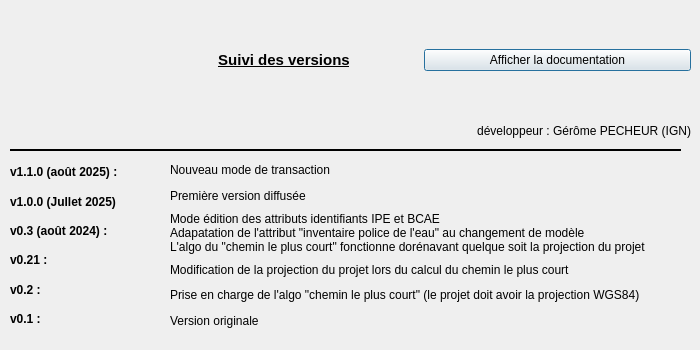
Qt form aproposde.ui (IGNF/assistant-hydro-DDT65-qgis-plugin) before a commit.
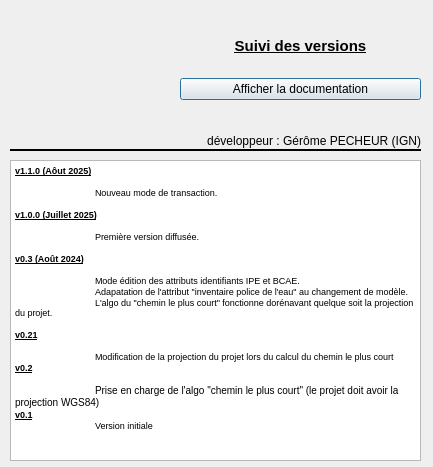
The same form after that commit. Icons and pictures are not drawn.

What changed in the file:
```diff
--- a/aproposde.ui
+++ b/aproposde.ui
@@ -6,20 +6,20 @@
    <rect>
     <x>0</x>
     <y>0</y>
-    <width>700</width>
-    <height>350</height>
+    <width>433</width>
+    <height>467</height>
    </rect>
   </property>
   <property name="minimumSize">
    <size>
-    <width>700</width>
-    <height>350</height>
+    <width>433</width>
+    <height>467</height>
    </size>
   </property>
   <property name="maximumSize">
    <size>
-    <width>700</width>
-    <height>350</height>
+    <width>433</width>
+    <height>467</height>
    </size>
   </property>
   <property name="windowTitle">
@@ -29,171 +29,12 @@
    <iconset>
     <normaloff>icons/icon_principal.PNG</normaloff>icons/icon_principal.PNG</iconset>
   </property>
-  <widget class="QWidget" name="verticalLayoutWidget">
-   <property name="geometry">
-    <rect>
-     <x>10</x>
-     <y>160</y>
-     <width>151</width>
-     <height>171</height>
-    </rect>
-   </property>
-   <layout class="QVBoxLayout" name="verticalLayout">
-    <item>
-     <widget class="QLabel" name="label_14">
-      <property name="text">
-       <string>&lt;html&gt;&lt;head/&gt;&lt;body&gt;&lt;p&gt;&lt;span style=&quot; font-weight:600;&quot;&gt;v1.1.0 (août 2025) :&lt;/span&gt;&lt;/p&gt;&lt;/body&gt;&lt;/html&gt;</string>
-      </property>
-     </widget>
-    </item>
-    <item>
-     <widget class="QLabel" name="label_11">
-      <property name="font">
-       <font>
-        <weight>75</weight>
-        <bold>true</bold>
-       </font>
-      </property>
-      <property name="text">
-       <string>v1.0.0 (Jullet 2025)</string>
-      </property>
-     </widget>
-    </item>
-    <item>
-     <widget class="QLabel" name="label_8">
-      <property name="text">
-       <string>&lt;html&gt;&lt;head/&gt;&lt;body&gt;&lt;p&gt;&lt;span style=&quot; font-weight:600;&quot;&gt;v0.3 (août 2024) :&lt;/span&gt;&lt;/p&gt;&lt;/body&gt;&lt;/html&gt;</string>
-      </property>
-     </widget>
-    </item>
-    <item>
-     <widget class="QLabel" name="label_6">
-      <property name="text">
-       <string>&lt;html&gt;&lt;head/&gt;&lt;body&gt;&lt;p&gt;&lt;span style=&quot; font-weight:600;&quot;&gt;v0.21 :&lt;/span&gt;&lt;/p&gt;&lt;/body&gt;&lt;/html&gt;</string>
-      </property>
-     </widget>
-    </item>
-    <item>
-     <widget class="QLabel" name="label_2">
-      <property name="text">
-       <string>&lt;html&gt;&lt;head/&gt;&lt;body&gt;&lt;p&gt;&lt;span style=&quot; font-weight:600;&quot;&gt;v0.2 :&lt;/span&gt;&lt;/p&gt;&lt;/body&gt;&lt;/html&gt;</string>
-      </property>
-     </widget>
-    </item>
-    <item>
-     <widget class="QLabel" name="label_4">
-      <property name="text">
-       <string>&lt;html&gt;&lt;head/&gt;&lt;body&gt;&lt;p&gt;&lt;span style=&quot; font-weight:600;&quot;&gt;v0.1 :&lt;/span&gt;&lt;/p&gt;&lt;/body&gt;&lt;/html&gt;</string>
-      </property>
-     </widget>
-    </item>
-   </layout>
-  </widget>
-  <widget class="QWidget" name="verticalLayoutWidget_2">
-   <property name="geometry">
-    <rect>
-     <x>170</x>
-     <y>160</y>
-     <width>521</width>
-     <height>171</height>
-    </rect>
-   </property>
-   <layout class="QVBoxLayout" name="verticalLayout_2">
-    <item>
-     <widget class="QLabel" name="label_15">
-      <property name="text">
-       <string>Nouveau mode de transaction </string>
-      </property>
-     </widget>
-    </item>
-    <item>
-     <widget class="QLabel" name="label_12">
-      <property name="text">
-       <string>Première version diffusée</string>
-      </property>
-     </widget>
-    </item>
-    <item>
-     <widget class="QLabel" name="label_7">
-      <property name="text">
-       <string>Mode édition des attributs identifiants IPE et BCAE 
-Adapatation de l'attribut &quot;inventaire police de l'eau&quot; au changement de modèle
-L'algo du &quot;chemin le plus court&quot; fonctionne dorénavant quelque soit la projection du projet</string>
-      </property>
-     </widget>
-    </item>
-    <item>
-     <widget class="QLabel" name="label_9">
-      <property name="text">
-       <string>Modification de la projection du projet lors du calcul du chemin le plus court</string>
-      </property>
-     </widget>
-    </item>
-    <item>
-     <widget class="QLabel" name="label_5">
-      <property name="styleSheet">
-       <string notr="true"/>
-      </property>
-      <property name="text">
-       <string>&lt;html&gt;&lt;head/&gt;&lt;body&gt;&lt;p&gt;Prise en charge de l'algo &amp;quot;chemin le plus court&amp;quot; (le projet doit avoir la projection WGS84)&lt;/p&gt;&lt;/body&gt;&lt;/html&gt;</string>
-      </property>
-      <property name="textFormat">
-       <enum>Qt::RichText</enum>
-      </property>
-     </widget>
-    </item>
-    <item>
-     <widget class="QLabel" name="label_3">
-      <property name="text">
-       <string>Version originale</string>
-      </property>
-     </widget>
-    </item>
-   </layout>
-  </widget>
-  <widget class="QWidget" name="horizontalLayoutWidget">
-   <property name="geometry">
-    <rect>
-     <x>150</x>
-     <y>10</y>
-     <width>541</width>
-     <height>101</height>
-    </rect>
-   </property>
-   <layout class="QHBoxLayout" name="horizontalLayout">
-    <item>
-     <widget class="QLabel" name="label">
-      <property name="font">
-       <font>
-        <pointsize>11</pointsize>
-        <weight>75</weight>
-        <bold>true</bold>
-        <underline>true</underline>
-       </font>
-      </property>
-      <property name="text">
-       <string>&lt;html&gt;&lt;head/&gt;&lt;body&gt;&lt;p&gt;Suivi des versions&lt;/p&gt;&lt;/body&gt;&lt;/html&gt;</string>
-      </property>
-      <property name="alignment">
-       <set>Qt::AlignCenter</set>
-      </property>
-     </widget>
-    </item>
-    <item>
-     <widget class="QPushButton" name="pushButtonAffichedoc">
-      <property name="text">
-       <string>Afficher la documentation</string>
-      </property>
-     </widget>
-    </item>
-   </layout>
-  </widget>
   <widget class="Line" name="line">
    <property name="geometry">
     <rect>
      <x>10</x>
      <y>140</y>
-     <width>671</width>
+     <width>411</width>
      <height>20</height>
     </rect>
    </property>
@@ -229,9 +70,9 @@
   <widget class="QLabel" name="label_13">
    <property name="geometry">
     <rect>
-     <x>430</x>
-     <y>120</y>
-     <width>261</width>
+     <x>120</x>
+     <y>130</y>
+     <width>301</width>
      <height>21</height>
     </rect>
    </property>
@@ -242,6 +83,82 @@
     <set>Qt::AlignRight|Qt::AlignTrailing|Qt::AlignVCenter</set>
    </property>
   </widget>
+  <widget class="QWidget" name="verticalLayoutWidget_3">
+   <property name="geometry">
+    <rect>
+     <x>180</x>
+     <y>20</y>
+     <width>241</width>
+     <height>80</height>
+    </rect>
+   </property>
+   <layout class="QVBoxLayout" name="verticalLayout_3">
+    <item>
+     <widget class="QLabel" name="label">
+      <property name="font">
+       <font>
+        <pointsize>11</pointsize>
+        <weight>75</weight>
+        <bold>true</bold>
+        <underline>true</underline>
+       </font>
+      </property>
+      <property name="text">
+       <string>&lt;html&gt;&lt;head/&gt;&lt;body&gt;&lt;p&gt;Suivi des versions&lt;/p&gt;&lt;/body&gt;&lt;/html&gt;</string>
+      </property>
+      <property name="alignment">
+       <set>Qt::AlignCenter</set>
+      </property>
+     </widget>
+    </item>
+    <item>
+     <widget class="QPushButton" name="pushButtonAffichedoc">
+      <property name="text">
+       <string>Afficher la documentation</string>
+      </property>
+     </widget>
+    </item>
+   </layout>
+  </widget>
+  <widget class="QTextEdit" name="textEdit">
+   <property name="geometry">
+    <rect>
+     <x>10</x>
+     <y>160</y>
+     <width>411</width>
+     <height>301</height>
+    </rect>
+   </property>
+   <property name="html">
+    <string>&lt;!DOCTYPE HTML PUBLIC &quot;-//W3C//DTD HTML 4.0//EN&quot; &quot;http://www.w3.org/TR/REC-html40/strict.dtd&quot;&gt;
+&lt;html&gt;&lt;head&gt;&lt;meta name=&quot;qrichtext&quot; content=&quot;1&quot; /&gt;&lt;style type=&quot;text/css&quot;&gt;
+p, li { white-space: pre-wrap; }
+&lt;/style&gt;&lt;/head&gt;&lt;body style=&quot; font-family:'MS Shell Dlg 2'; font-size:7.8pt; font-weight:400; font-style:normal;&quot;&gt;
+&lt;p style=&quot; margin-top:0px; margin-bottom:0px; margin-left:0px; margin-right:0px; -qt-block-indent:0; text-indent:0px;&quot;&gt;&lt;span style=&quot; font-size:7pt; font-weight:600; text-decoration: underline;&quot;&gt;v1.1.0 (Aôut 2025)&lt;/span&gt;&lt;/p&gt;
+&lt;p style=&quot;-qt-paragraph-type:empty; margin-top:0px; margin-bottom:0px; margin-left:0px; margin-right:0px; -qt-block-indent:0; text-indent:0px; font-size:7pt; font-weight:600; text-decoration: underline;&quot;&gt;&lt;br /&gt;&lt;/p&gt;
+&lt;p style=&quot; margin-top:0px; margin-bottom:0px; margin-left:0px; margin-right:0px; -qt-block-indent:0; text-indent:0px;&quot;&gt;&lt;span style=&quot; font-size:7pt;&quot;&gt;	Nouveau mode de transaction.&lt;/span&gt;&lt;/p&gt;
+&lt;p style=&quot;-qt-paragraph-type:empty; margin-top:0px; margin-bottom:0px; margin-left:0px; margin-right:0px; -qt-block-indent:0; text-indent:0px; font-size:7pt;&quot;&gt;&lt;br /&gt;&lt;/p&gt;
+&lt;p style=&quot; margin-top:0px; margin-bottom:0px; margin-left:0px; margin-right:0px; -qt-block-indent:0; text-indent:0px;&quot;&gt;&lt;span style=&quot; font-size:7pt; font-weight:600; text-decoration: underline;&quot;&gt;v1.0.0 (Juillet 2025)&lt;/span&gt;&lt;/p&gt;
+&lt;p style=&quot;-qt-paragraph-type:empty; margin-top:0px; margin-bottom:0px; margin-left:0px; margin-right:0px; -qt-block-indent:0; text-indent:0px; font-size:7pt; font-weight:600; text-decoration: underline;&quot;&gt;&lt;br /&gt;&lt;/p&gt;
+&lt;p style=&quot; margin-top:0px; margin-bottom:0px; margin-left:0px; margin-right:0px; -qt-block-indent:0; text-indent:0px;&quot;&gt;&lt;span style=&quot; font-size:7pt;&quot;&gt;	Première version diffusée.&lt;/span&gt;&lt;/p&gt;
+&lt;p style=&quot;-qt-paragraph-type:empty; margin-top:0px; margin-bottom:0px; margin-left:0px; margin-right:0px; -qt-block-indent:0; text-indent:0px; font-size:7pt;&quot;&gt;&lt;br /&gt;&lt;/p&gt;
+&lt;p style=&quot; margin-top:0px; margin-bottom:0px; margin-left:0px; margin-right:0px; -qt-block-indent:0; text-indent:0px;&quot;&gt;&lt;span style=&quot; font-size:7pt; font-weight:600; text-decoration: underline;&quot;&gt;v0.3 (Août 2024)&lt;/span&gt;&lt;/p&gt;
+&lt;p style=&quot;-qt-paragraph-type:empty; margin-top:0px; margin-bottom:0px; margin-left:0px; margin-right:0px; -qt-block-indent:0; text-indent:0px; font-size:7pt; font-weight:600; text-decoration: underline;&quot;&gt;&lt;br /&gt;&lt;/p&gt;
+&lt;p style=&quot; margin-top:0px; margin-bottom:0px; margin-left:0px; margin-right:0px; -qt-block-indent:0; text-indent:0px;&quot;&gt;&lt;span style=&quot; font-size:7pt;&quot;&gt;	Mode édition des attributs identifiants IPE et BCAE.&lt;/span&gt;&lt;/p&gt;
+&lt;p style=&quot; margin-top:0px; margin-bottom:0px; margin-left:0px; margin-right:0px; -qt-block-indent:0; text-indent:0px;&quot;&gt;&lt;span style=&quot; font-size:7pt;&quot;&gt;	Adapatation de l'attribut &amp;quot;inventaire police de l'eau&amp;quot; au changement de modèle.&lt;/span&gt;&lt;/p&gt;
+&lt;p style=&quot; margin-top:0px; margin-bottom:0px; margin-left:0px; margin-right:0px; -qt-block-indent:0; text-indent:0px;&quot;&gt;&lt;span style=&quot; font-size:7pt;&quot;&gt;	L'algo du &amp;quot;chemin le plus court&amp;quot; fonctionne dorénavant quelque soit la projection du projet.&lt;/span&gt;&lt;/p&gt;
+&lt;p style=&quot; margin-top:0px; margin-bottom:0px; margin-left:0px; margin-right:0px; -qt-block-indent:0; text-indent:0px;&quot;&gt;&lt;span style=&quot; font-size:7pt;&quot;&gt;	&lt;/span&gt;&lt;/p&gt;
+&lt;p style=&quot; margin-top:0px; margin-bottom:0px; margin-left:0px; margin-right:0px; -qt-block-indent:0; text-indent:0px;&quot;&gt;&lt;span style=&quot; font-size:7pt; font-weight:600; text-decoration: underline;&quot;&gt;v0.21&lt;/span&gt;&lt;/p&gt;
+&lt;p style=&quot;-qt-paragraph-type:empty; margin-top:0px; margin-bottom:0px; margin-left:0px; margin-right:0px; -qt-block-indent:0; text-indent:0px; font-size:7pt; font-weight:600; text-decoration: underline;&quot;&gt;&lt;br /&gt;&lt;/p&gt;
+&lt;p style=&quot; margin-top:0px; margin-bottom:0px; margin-left:0px; margin-right:0px; -qt-block-indent:0; text-indent:0px;&quot;&gt;&lt;span style=&quot; font-size:7pt;&quot;&gt;	Modification de la projection du projet lors du calcul du chemin le plus court&lt;/span&gt;&lt;/p&gt;
+&lt;p style=&quot; margin-top:0px; margin-bottom:0px; margin-left:0px; margin-right:0px; -qt-block-indent:0; text-indent:0px;&quot;&gt;&lt;span style=&quot; font-size:7pt; font-weight:600; text-decoration: underline;&quot;&gt;v0.2&lt;/span&gt;&lt;/p&gt;
+&lt;p style=&quot;-qt-paragraph-type:empty; margin-top:0px; margin-bottom:0px; margin-left:0px; margin-right:0px; -qt-block-indent:0; text-indent:0px; font-size:7pt; font-weight:600; text-decoration: underline;&quot;&gt;&lt;br /&gt;&lt;/p&gt;
+&lt;p style=&quot; margin-top:0px; margin-bottom:0px; margin-left:0px; margin-right:0px; -qt-block-indent:0; text-indent:0px;&quot;&gt;&lt;span style=&quot; font-size:7pt;&quot;&gt;	&lt;/span&gt;Prise en charge de l'algo &amp;quot;chemin le plus court&amp;quot; (le projet doit avoir la projection WGS84)&lt;/p&gt;
+&lt;p style=&quot; margin-top:0px; margin-bottom:0px; margin-left:0px; margin-right:0px; -qt-block-indent:0; text-indent:0px;&quot;&gt;&lt;span style=&quot; font-size:7pt; font-weight:600; text-decoration: underline;&quot;&gt;v0.1&lt;/span&gt;&lt;/p&gt;
+&lt;p style=&quot; margin-top:0px; margin-bottom:0px; margin-left:0px; margin-right:0px; -qt-block-indent:0; text-indent:0px;&quot;&gt;&lt;span style=&quot; font-size:7pt;&quot;&gt;	Version initiale&lt;/span&gt;&lt;/p&gt;
+&lt;p style=&quot;-qt-paragraph-type:empty; margin-top:0px; margin-bottom:0px; margin-left:0px; margin-right:0px; -qt-block-indent:0; text-indent:0px; font-size:7pt;&quot;&gt;&lt;br /&gt;&lt;/p&gt;&lt;/body&gt;&lt;/html&gt;</string>
+   </property>
+  </widget>
  </widget>
  <resources/>
  <connections/>
```
Left out of the diff: 2 changed lines with no effect on the pictures.
